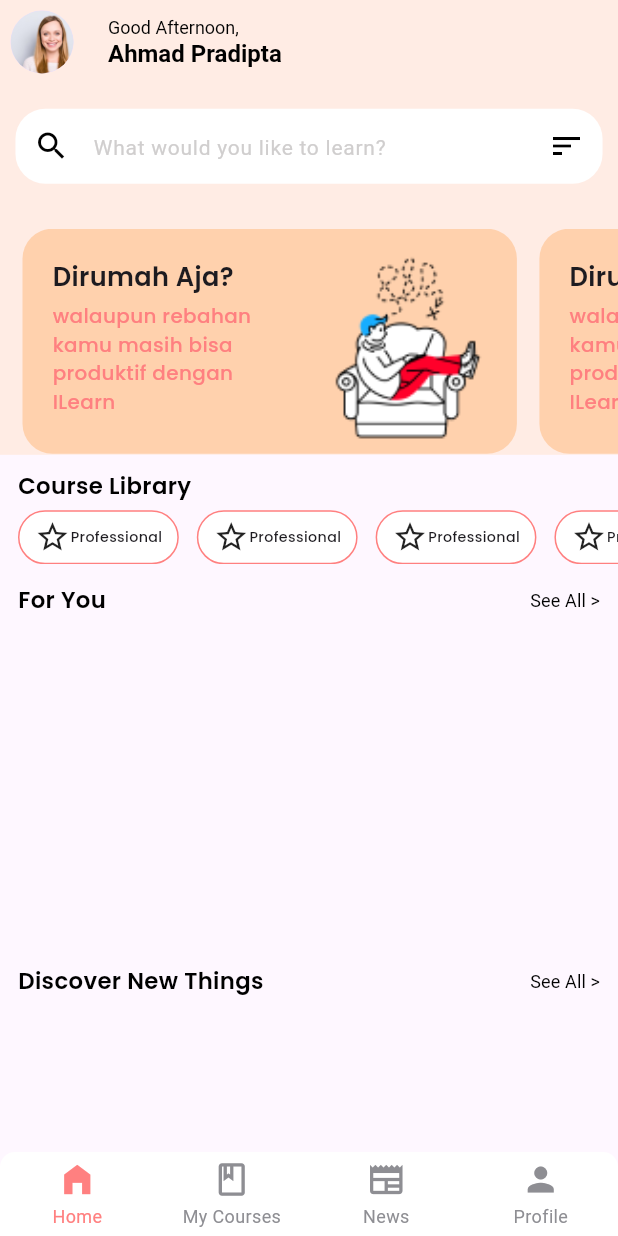
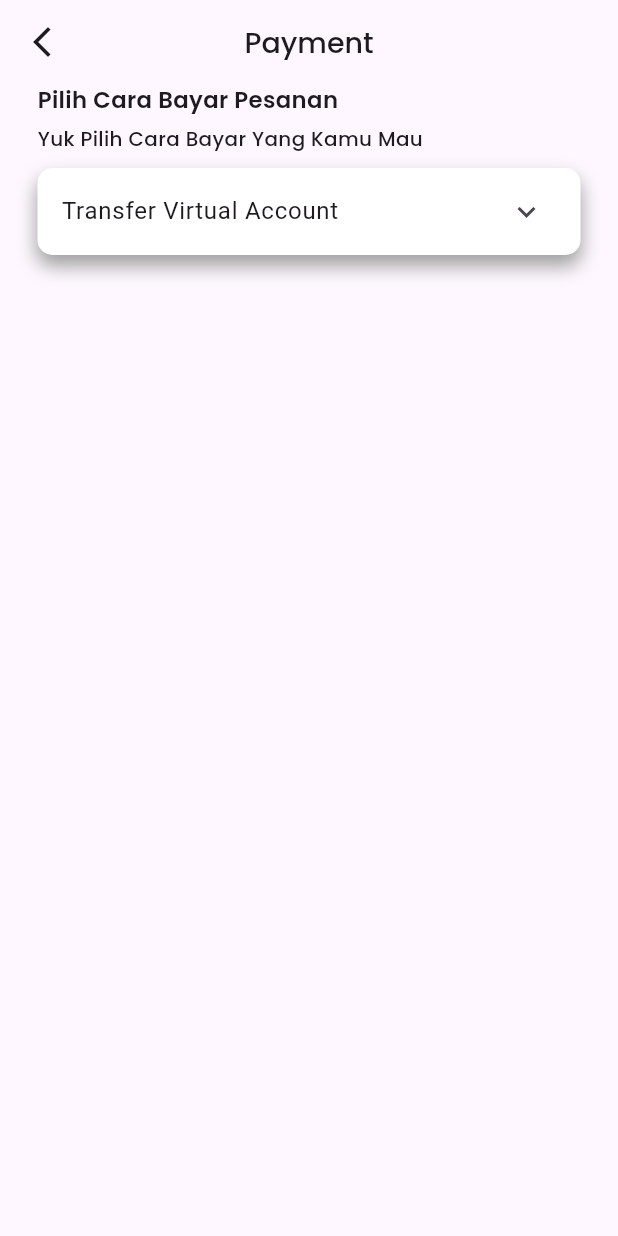
Before and after one commit to PradiptaAhmad/iLearn_project, a Flutter app: the screen it shows after launch, on a phone screen of 412 x 824 dp. Run offline on Flutter 3.47's test engine with Material 3 defaults, Android fonts, the phone set to English and light mode, and no system bars; drawn by our look-alikes of persistent_bottom_nav_bar; our stand-ins replace cloud_firestore, firebase_auth, firebase_core, get, google_fonts, shared_preferences and 1 more; accounts and stored records are empty.

Commit message:
[Adip] add paymentpage (Not completed)

```diff
--- a/lib/main.dart
+++ b/lib/main.dart
@@ -26,7 +26,7 @@ class MyApp extends StatelessWidget {
         useMaterial3: true,
       ),
       getPages: AppPages.pages,
-      initialRoute: RouteName.navbar,
+      initialRoute: RouteName.payment,
     );
   }
 }
--- a/lib/pages/index.dart
+++ b/lib/pages/index.dart
@@ -42,3 +42,8 @@ export 'splash_screen/controller/splash_controller.dart' show SplashController;
 export 'news_page/view/news_page.dart' show NewsPageView;
 export 'news_page/binding/news_page_binding.dart' show NewsPageBinding;
 export 'news_page/controller/news_page_controller.dart' show NewsPageController;
+
+// paymentpage
+export 'payment_page/view/payment_page_view.dart' show PaymentPageView;
+export 'payment_page/binding/payment_page_binding.dart' show PaymentPageBinding;
+export 'payment_page/controller/payment_page_controller.dart' show PaymentPageController;
--- /dev/null
+++ b/lib/pages/payment_page/binding/payment_page_binding.dart
@@ -0,0 +1,9 @@
+import 'package:get/get.dart';
+import 'package:ilearn_project/pages/payment_page/controller/payment_page_controller.dart';
+
+class PaymentPageBinding extends Bindings {
+  @override
+  void dependencies() {
+    Get.lazyPut<PaymentPageController>(() => PaymentPageController());
+  }
+}
--- /dev/null
+++ b/lib/pages/payment_page/controller/payment_page_controller.dart
@@ -0,0 +1,3 @@
+import 'package:get/get.dart';
+
+class PaymentPageController extends GetxController {}
--- /dev/null
+++ b/lib/pages/payment_page/view/payment_page_view.dart
@@ -0,0 +1,74 @@
+import 'package:flutter/material.dart';
+import 'package:google_fonts/google_fonts.dart';
+import 'package:ilearn_project/core/themes.dart';
+
+class PaymentPageView extends StatelessWidget {
+  const PaymentPageView({super.key});
+
+  @override
+  Widget build(BuildContext context) {
+    return Scaffold(
+      appBar: AppBar(
+        title: Text(
+          "Payment",
+          style: titlePage(),
+        ),
+        centerTitle: true,
+        leading:
+            IconButton(onPressed: () {}, icon: Icon(Icons.arrow_back_ios_new)),
+      ),
+      body: Column(
+        crossAxisAlignment: CrossAxisAlignment.start,
+        children: [
+          Container(
+            margin: EdgeInsets.symmetric(horizontal: 25),
+            child: Text(
+              "Pilih Cara Bayar Pesanan ",
+              style: GoogleFonts.poppins(
+                textStyle: TextStyle(
+                    fontWeight: FontWeight.w600, fontSize: figmaFontsize(16)),
+              ),
+            ),
+          ),
+          Container(
+            margin: EdgeInsets.symmetric(horizontal: 25, vertical: 5),
+            child: Text(
+              "Yuk Pilih Cara Bayar Yang Kamu Mau",
+              style: GoogleFonts.poppins(
+                textStyle: TextStyle(
+                    fontWeight: FontWeight.w500, fontSize: figmaFontsize(14)),
+              ),
+            ),
+          ),
+          Container(
+            margin: EdgeInsets.symmetric(horizontal: 25, vertical: 5),
+            child: Column(children: [
+              Container(
+                decoration: BoxDecoration(
+                    color: Colors.white,
+                    borderRadius: BorderRadius.circular(10),
+                    boxShadow: [
+                      BoxShadow(
+                        color: Colors.grey,
+                        blurRadius: 10,
+                        offset: Offset(0, 7),
+                      ),
+                    ]),
+                child: ExpansionTile(
+                  title: Text("Transfer Virtual Account"),
+                  children: [
+                    Container(
+                      child: Row(children: [
+                        Image.asset("assets/images/dana.png"),
+                      ]),
+                    )
+                  ],
+                ),
+              )
+            ]),
+          )
+        ],
+      ),
+    );
+  }
+}
--- a/lib/routes/app_pages.dart
+++ b/lib/routes/app_pages.dart
@@ -59,6 +59,16 @@ class AppPages {
     // GetPage(name: RouteName.detail_course, page: ())
 
     // GetPage(name: RouteName.video, page: () => VideoView(), binding: VideoB())
-    GetPage(name: RouteName.navbar, page:() => Navbar(), binding: NavbarBinding())
+    GetPage(
+      name: RouteName.navbar,
+      page: () => Navbar(),
+      binding: NavbarBinding(),
+    ),
+
+    GetPage(
+      name: RouteName.payment,
+      page: () => PaymentPageView(),
+      binding: PaymentPageBinding(),
+    )
   ];
 }
--- a/lib/routes/route_name.dart
+++ b/lib/routes/route_name.dart
@@ -13,4 +13,5 @@ abstract class RouteName {
   static const String foryou = '/foryou';
   static const String video = '/video';
   static const String navbar = '/navbar';
+  static const String payment = "/payment";
 }
--- a/pubspec.yaml
+++ b/pubspec.yaml
@@ -68,6 +68,7 @@ flutter:
   # To add assets to your application, add an assets section, like this:
   assets:
     - assets/images/
+    - assets/images/payment
     - assets/logo/
     - assets/gif/
     - assets/news/
```
Also changed, not shown: assets/images/dana.png (added).
